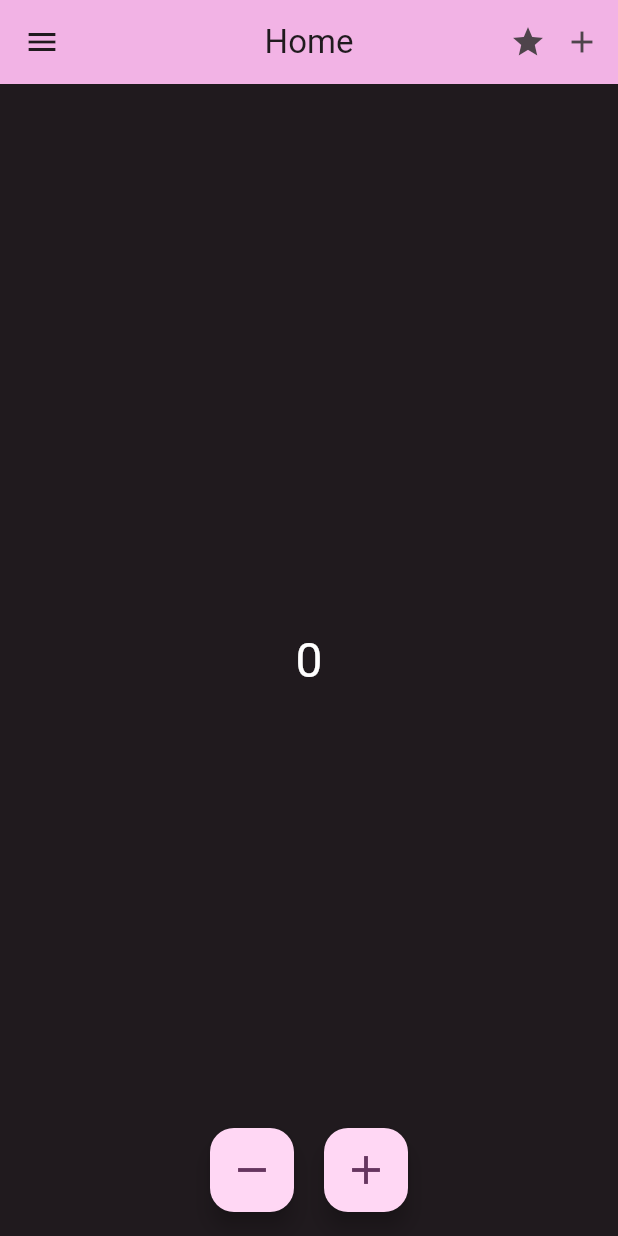
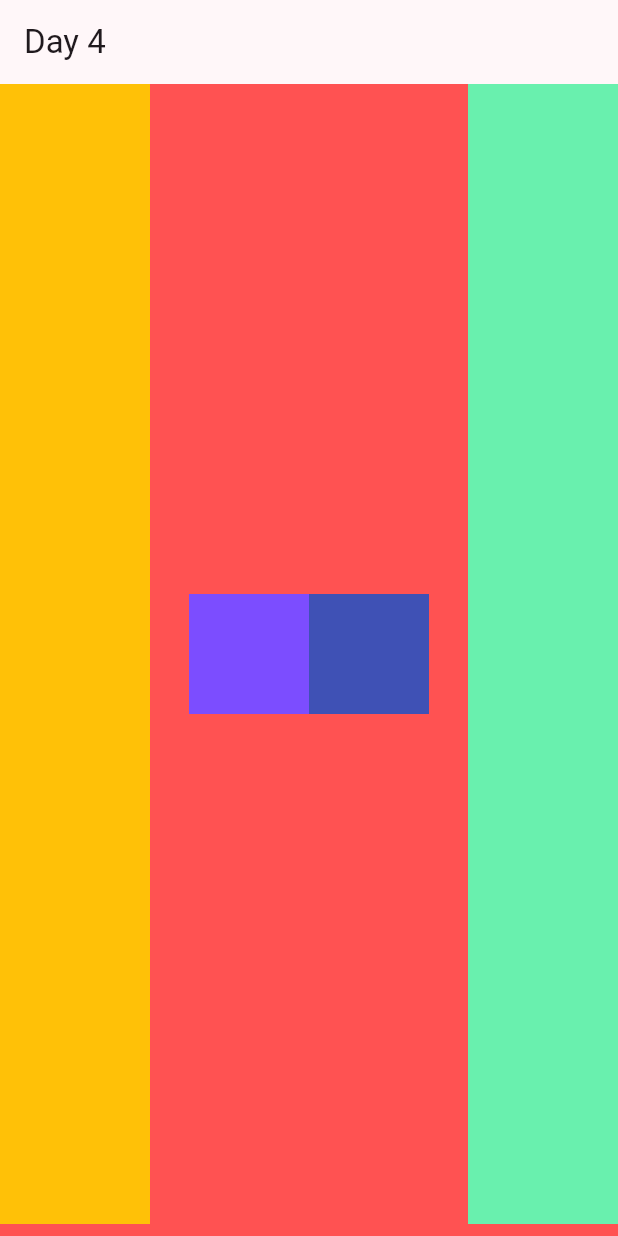
Before and after one commit to EsmailKhaleel/flutter_iti_training, a Flutter app: the screen it shows after launch, on a phone screen of 412 x 824 dp. Run offline on Flutter 3.47's test engine with Material 3 defaults, Android fonts, the light colour scheme and no system bars.

Commit message:
layout-task

```diff
--- /dev/null
+++ b/lib/layout.dart
@@ -0,0 +1,53 @@
+import 'package:flutter/material.dart';
+
+class LayoutScreen extends StatelessWidget {
+  const LayoutScreen({super.key});
+
+  @override
+  Widget build(BuildContext context) {
+    return Scaffold(
+      appBar: AppBar(title: const Text('Day 4')),
+      backgroundColor: Colors.redAccent,
+      body: SafeArea(
+          child: Padding(
+        padding: const EdgeInsets.only(bottom: 8.0),
+        child: Row(
+          mainAxisAlignment: MainAxisAlignment.spaceBetween,
+          children: [
+            Container(
+              width: 100,
+              height: double.infinity,
+              color: Colors.amber,
+            ),
+            Expanded(
+              child: Container(
+                width: 100,
+                height: double.infinity,
+                child: Row(
+                  mainAxisAlignment: MainAxisAlignment.center,
+                  children: [
+                    Container(
+                      width: 80,
+                      height: 80,
+                      color: Colors.deepPurpleAccent,
+                    ),
+                    Container(
+                      width: 80,
+                      height: 80,
+                      color: Colors.indigo,
+                    ),
+                  ],
+                ),
+              ),
+            ),
+            Container(
+              width: 100,
+              height: double.infinity,
+              color: Colors.greenAccent,
+            ),
+          ],
+        ),
+      )),
+    );
+  }
+}
--- a/lib/main.dart
+++ b/lib/main.dart
@@ -1,5 +1,6 @@
 import 'package:flutter/material.dart';
-import 'package:iti_training/home_screen.dart';
+// import 'package:iti_training/home_screen.dart';
+import 'package:iti_training/layout.dart';
 
 void main() {
   runApp(const MyApp());
@@ -18,7 +19,7 @@ class MyApp extends StatelessWidget {
             seedColor: const Color.fromARGB(255, 45, 12, 42)),
         useMaterial3: true,
       ),
-      home: const HomeScreen(),
+      home: const LayoutScreen(),
     );
   }
 }
```
